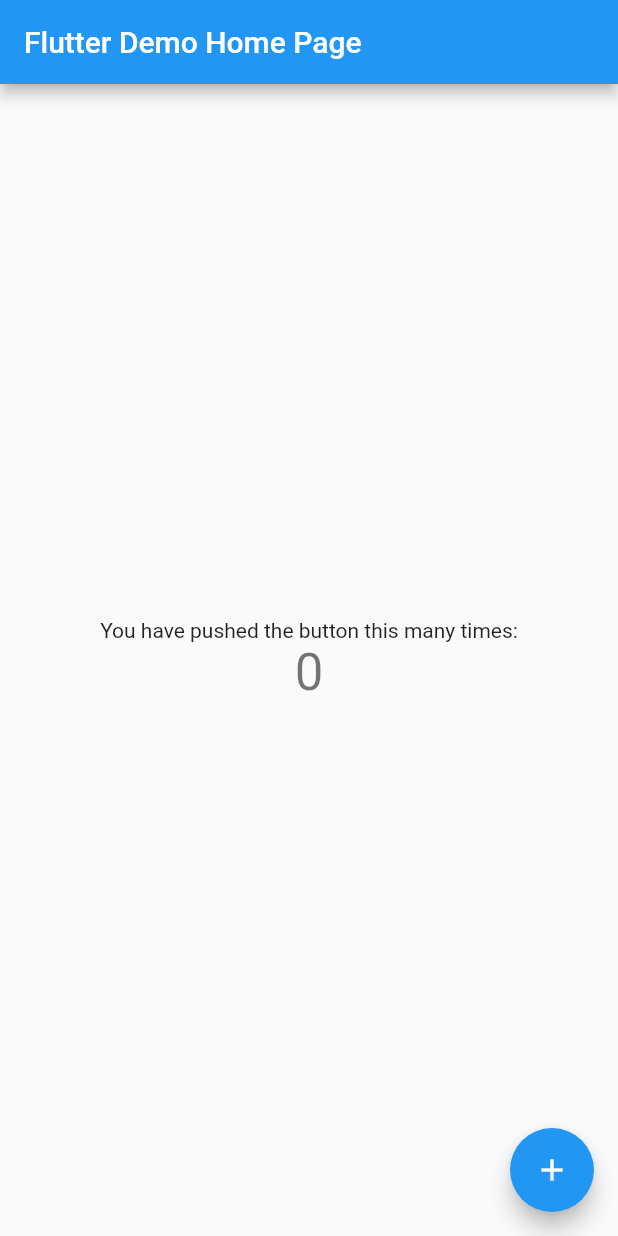
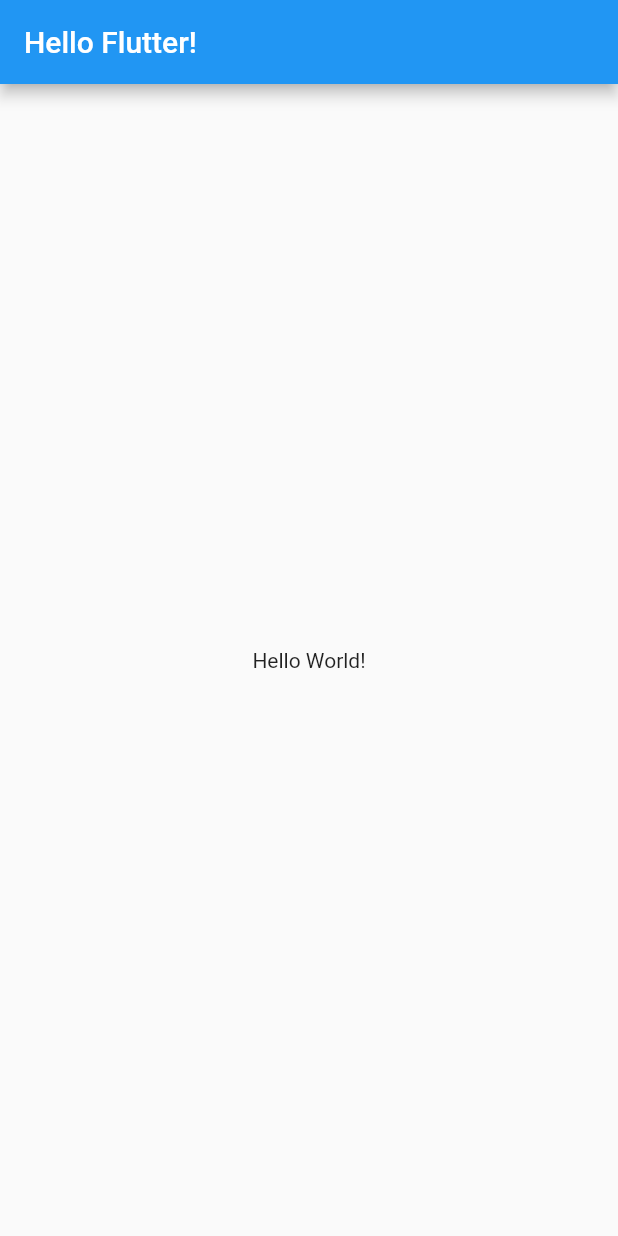
Before and after one commit to royalahn/flutter-starter, a Flutter app: the screen it shows after launch, on a phone screen of 412 x 824 dp. Run offline on Flutter 3.47's test engine with Material 2 defaults, Android fonts, the phone set to English and light mode, and no system bars.

Commit message:
Remove default codes and Add MaterialApp

```diff
--- a/lib/main.dart
+++ b/lib/main.dart
@@ -1,115 +1,21 @@
 import 'package:flutter/material.dart';
 
 void main() {
-  runApp(const MyApp());
+  runApp(App());
 }
 
-class MyApp extends StatelessWidget {
-  const MyApp({super.key});
-
-  // This widget is the root of your application.
+class App extends StatelessWidget {
   @override
   Widget build(BuildContext context) {
     return MaterialApp(
-      title: 'Flutter Demo',
-      theme: ThemeData(
-        // This is the theme of your application.
-        //
-        // Try running your application with "flutter run". You'll see the
-        // application has a blue toolbar. Then, without quitting the app, try
-        // changing the primarySwatch below to Colors.green and then invoke
-        // "hot reload" (press "r" in the console where you ran "flutter run",
-        // or simply save your changes to "hot reload" in a Flutter IDE).
-        // Notice that the counter didn't reset back to zero; the application
-        // is not restarted.
-        primarySwatch: Colors.blue,
+      home: Scaffold(
+        appBar: AppBar(
+          title: Text('Hello Flutter!'),
+        ),
+        body: Center(
+          child: Text('Hello World!'),
+        ),
       ),
-      home: const MyHomePage(title: 'Flutter Demo Home Page'),
     );
   }
 }
-
-class MyHomePage extends StatefulWidget {
-  const MyHomePage({super.key, required this.title});
-
-  // This widget is the home page of your application. It is stateful, meaning
-  // that it has a State object (defined below) that contains fields that affect
-  // how it looks.
-
-  // This class is the configuration for the state. It holds the values (in this
-  // case the title) provided by the parent (in this case the App widget) and
-  // used by the build method of the State. Fields in a Widget subclass are
-  // always marked "final".
-
-  final String title;
-
-  @override
-  State<MyHomePage> createState() => _MyHomePageState();
-}
-
-class _MyHomePageState extends State<MyHomePage> {
-  int _counter = 0;
-
-  void _incrementCounter() {
-    setState(() {
-      // This call to setState tells the Flutter framework that something has
-      // changed in this State, which causes it to rerun the build method below
-      // so that the display can reflect the updated values. If we changed
-      // _counter without calling setState(), then the build method would not be
-      // called again, and so nothing would appear to happen.
-      _counter++;
-    });
-  }
-
-  @override
-  Widget build(BuildContext context) {
-    // This method is rerun every time setState is called, for instance as done
-    // by the _incrementCounter method above.
-    //
-    // The Flutter framework has been optimized to make rerunning build methods
-    // fast, so that you can just rebuild anything that needs updating rather
-    // than having to individually change instances of widgets.
-    return Scaffold(
-      appBar: AppBar(
-        // Here we take the value from the MyHomePage object that was created by
-        // the App.build method, and use it to set our appbar title.
-        title: Text(widget.title),
-      ),
-      body: Center(
-        // Center is a layout widget. It takes a single child and positions it
-        // in the middle of the parent.
-        child: Column(
-          // Column is also a layout widget. It takes a list of children and
-          // arranges them vertically. By default, it sizes itself to fit its
-          // children horizontally, and tries to be as tall as its parent.
-          //
-          // Invoke "debug painting" (press "p" in the console, choose the
-          // "Toggle Debug Paint" action from the Flutter Inspector in Android
-          // Studio, or the "Toggle Debug Paint" command in Visual Studio Code)
-          // to see the wireframe for each widget.
-          //
-          // Column has various properties to control how it sizes itself and
-          // how it positions its children. Here we use mainAxisAlignment to
-          // center the children vertically; the main axis here is the vertical
-          // axis because Columns are vertical (the cross axis would be
-          // horizontal).
-          mainAxisAlignment: MainAxisAlignment.center,
-          children: <Widget>[
-            const Text(
-              'You have pushed the button this many times:',
-            ),
-            Text(
-              '$_counter',
-              style: Theme.of(context).textTheme.headline4,
-            ),
-          ],
-        ),
-      ),
-      floatingActionButton: FloatingActionButton(
-        onPressed: _incrementCounter,
-        tooltip: 'Increment',
-        child: const Icon(Icons.add),
-      ), // This trailing comma makes auto-formatting nicer for build methods.
-    );
-  }
-}
```
